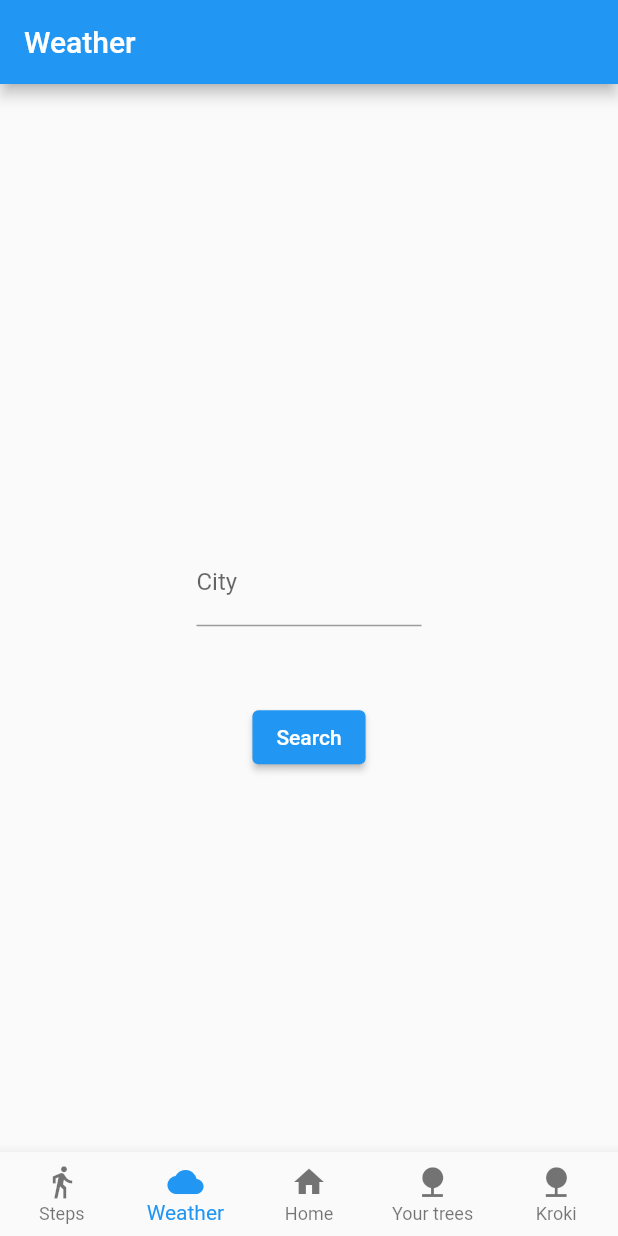
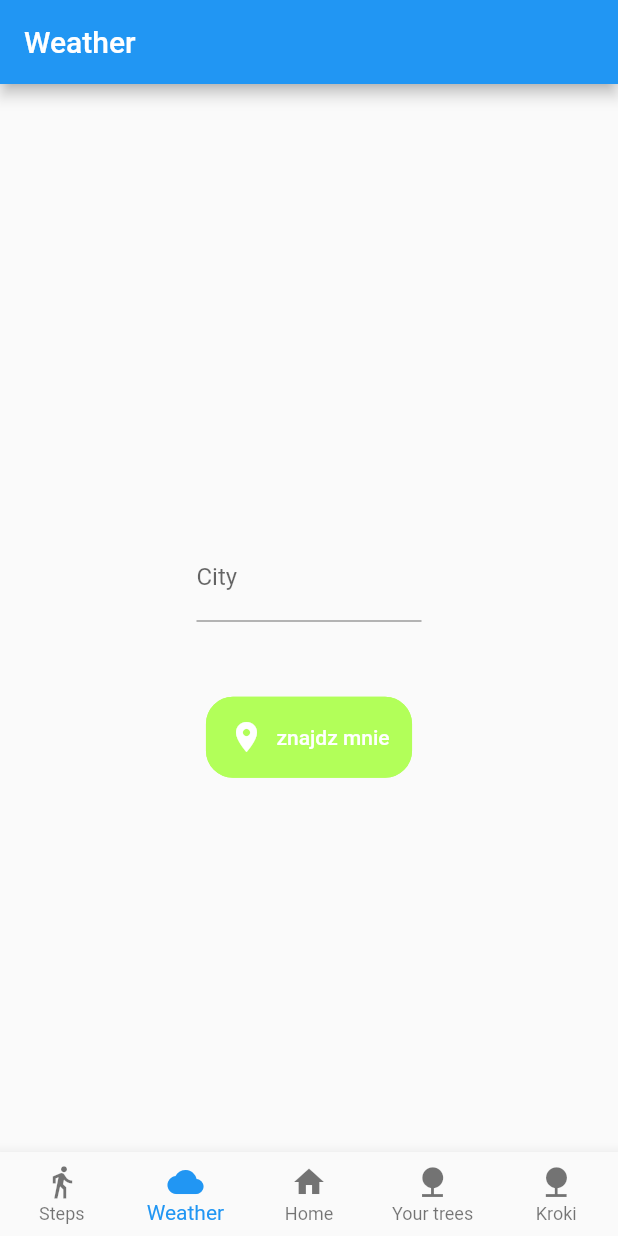
Before and after one commit to Lavaandroid/walk_pal, a Flutter app: the screen it shows after launch, item 2 of the bottom bar chosen, on a phone screen of 412 x 824 dp. Run offline on Flutter 3.47's test engine with Material 2 defaults, Android fonts, the phone set to English and light mode, and no system bars; our stand-ins replace geocoding, geolocator, percent_indicator; missing offline and left inert: geocoder, health.

Commit message:
mozliwosc lokalizowania zamiast wpisywania lokalizacji w pogodzie

```diff
--- a/lib/WeatherPage.dart
+++ b/lib/WeatherPage.dart
@@ -1,6 +1,9 @@
 import 'package:flutter/material.dart';
 import 'package:walk_pal/DataService.dart';
 import 'package:walk_pal/models.dart';
+import 'package:geocoding/geocoding.dart';
+import 'package:geocoder/geocoder.dart';
+import 'package:geolocator/geolocator.dart';
 
 class WeatherPage extends StatefulWidget {
   const WeatherPage({Key key}) : super(key: key);
@@ -15,6 +18,8 @@ class _WeatherPageState extends State<WeatherPage> {
   final _dataService = DataService();
 
   WeatherResponse _response;
+  Position _currentPosition;
+  String _currentAddress;
 
   @override
   Widget build(BuildContext context) {
@@ -45,7 +50,23 @@ class _WeatherPageState extends State<WeatherPage> {
                     textAlign: TextAlign.center),
               ),
             ),
-                ElevatedButton(onPressed: _search, child: Text('Search'))
+            TextButton.icon(
+              icon: Icon(Icons.location_on),
+              label: Text('znajdz mnie'),
+              onPressed: _search,
+              style: ButtonStyle(
+    padding: MaterialStateProperty.all<EdgeInsets>(EdgeInsets.all(15)),
+    foregroundColor: MaterialStateProperty.all<Color>(Colors.white),
+    backgroundColor: MaterialStateProperty.all<Color>(Colors.lightGreenAccent),
+    shape: MaterialStateProperty.all<RoundedRectangleBorder>(
+    RoundedRectangleBorder(
+    borderRadius: BorderRadius.circular(18.0),
+    side: BorderSide(color: Colors.lightGreenAccent)
+    )
+              ),
+            )
+            )
+           // ElevatedButton(onPressed: _search, child: Text('Search')),
           ],
         ),
       ),
@@ -53,7 +74,43 @@ class _WeatherPageState extends State<WeatherPage> {
   }
 
   void _search() async {
-    final response = await _dataService.getWeather(_cityTextController.text);
+    _getCurrentLocation();
+    final response = await _dataService.getWeather(_currentAddress);
     setState(() => _response = response);
   }
+
+  _getCurrentLocation() {
+    Geolocator.getCurrentPosition(desiredAccuracy: LocationAccuracy.lowest, forceAndroidLocationManager: true)
+        .then((Position position) {
+      setState(() {
+        _currentPosition = position;
+        _getAddressFromLatLng();
+        print(_currentAddress);
+      });
+    }).catchError((e) {
+      print(e);
+    });
   }
+
+  _getAddressFromLatLng() async {
+    try {
+      List<Placemark> placemarks = await placemarkFromCoordinates(
+          _currentPosition.latitude,
+          _currentPosition.longitude
+      );
+
+      Placemark place = placemarks[0];
+      var city= place.locality;
+
+      setState(() {
+        _currentAddress = "${place.locality}";
+      });
+    } catch (e) {
+      print(e);
+    }
+
+
+  }
+
+
+}
--- a/lib/main.dart
+++ b/lib/main.dart
@@ -1,4 +1,5 @@
 import 'package:flutter/material.dart';
+import 'package:walk_pal/DailyStepsScreen.dart';
 import 'package:walk_pal/WeatherPage.dart';
 import 'package:walk_pal/HomePage.dart';
 import 'package:walk_pal/StepsPage.dart';
@@ -34,7 +35,8 @@ class _MyBottomNavigationBarState extends State<MyBottomNavigationBar> {
   final List <Widget> _children=[
     StepsPage(),
     WeatherPage(),
-    HomePage(),
+    //HomePage(),
+    DailyStepsScreen(),
     TreesPage(),
 
 
--- a/pubspec.yaml
+++ b/pubspec.yaml
@@ -32,6 +32,9 @@ dependencies:
   health: ^3.0.5
   weather: ^2.0.0
   http: ^0.13.3
+  geocoding: ^2.0.0
+  geocoder: ^0.2.1
+  geolocator: ^7.0.3
 
 dev_dependencies:
   flutter_test:
```
Also changed, not shown: pubspec.lock, 1 other file. Lines whose indentation alone changed are shown as unchanged.
